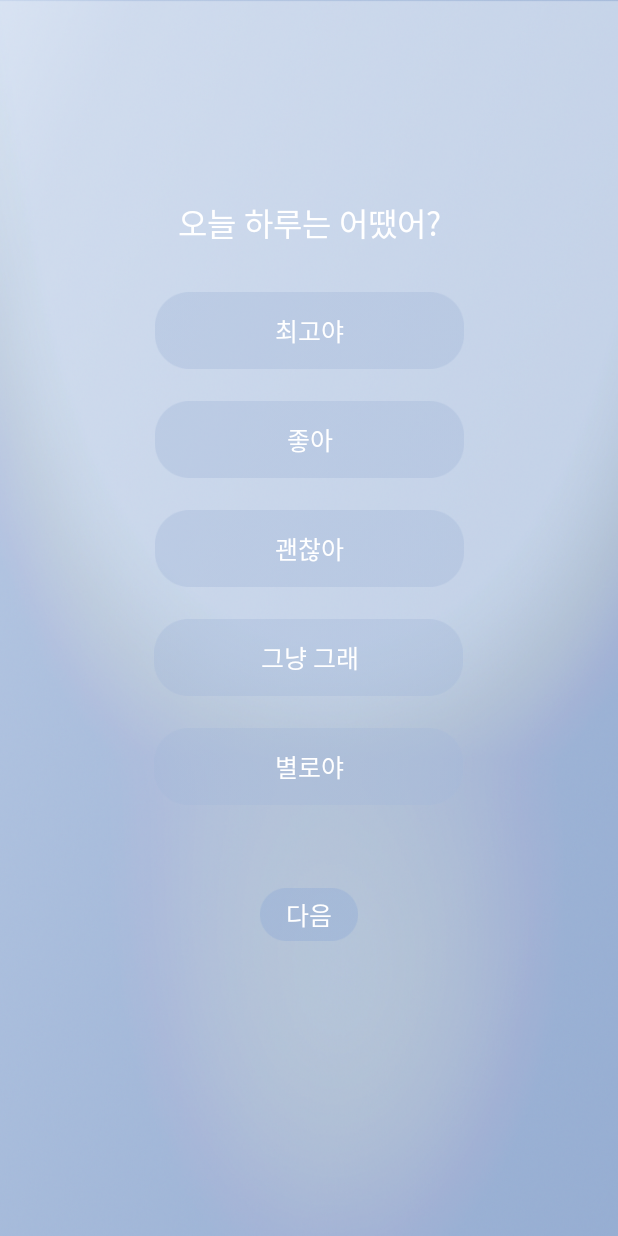
After one commit to IchiyaLuna/Hanjullo-Android-App, an Android app: the layout activity_daily_question.xml on its own in the app's theme, with its tools: preview values and no code run, on a phone screen of 412 x 824 dp. The commit adds this screen. Run offline under Robolectric (Android 15) with nearby library versions, the phone set to English and light mode, and no system bars.

Commit message:
Daily Question Activity

```diff
--- /dev/null
+++ b/app/src/main/java/com/hanjullo/hanjulloapp/DailyQuestionActivity.java
@@ -0,0 +1,14 @@
+package com.hanjullo.hanjulloapp;
+
+import androidx.appcompat.app.AppCompatActivity;
+
+import android.os.Bundle;
+
+public class DailyQuestionActivity extends AppCompatActivity {
+
+    @Override
+    protected void onCreate(Bundle savedInstanceState) {
+        super.onCreate(savedInstanceState);
+        setContentView(R.layout.activity_daily_question);
+    }
+}
--- /dev/null
+++ b/app/src/main/res/font/pretendardmediumfont.xml
@@ -0,0 +1,14 @@
+<?xml version="1.0" encoding="utf-8"?>
+
+<font-family xmlns:android="http://schemas.android.com/apk/res/android"
+    xmlns:app="http://schemas.android.com/apk/res-auto">
+
+    <font
+        android:fontStyle="normal"
+        android:fontWeight="400"
+        android:font="@font/pretendardmedium"
+        app:fontStyle="normal"
+        app:fontWeight="400"
+        app:font="@font/pretendardmedium"/>
+
+</font-family>
--- /dev/null
+++ b/app/src/main/res/layout/activity_daily_question.xml
@@ -0,0 +1,191 @@
+<?xml version="1.0" encoding="utf-8"?>
+<androidx.constraintlayout.widget.ConstraintLayout xmlns:android="http://schemas.android.com/apk/res/android"
+    xmlns:app="http://schemas.android.com/apk/res-auto"
+    xmlns:tools="http://schemas.android.com/tools"
+    android:layout_width="match_parent"
+    android:layout_height="match_parent"
+    android:background="@drawable/background"
+
+    tools:context=".DailyQuestionActivity">
+
+    <TextView
+        android:id="@+id/textView"
+        android:layout_width="296dp"
+        android:layout_height="28.5dp"
+        android:layout_marginTop="132dp"
+        android:fontFamily="@font/pretendardmedium"
+        android:gravity="center"
+        android:text="@string/question_today_text"
+
+        android:textColor="@color/white"
+        android:textSize="21sp"
+
+        app:layout_constraintEnd_toEndOf="parent"
+        app:layout_constraintStart_toStartOf="parent"
+        app:layout_constraintTop_toTopOf="parent" />
+
+    <ImageView
+        android:id="@+id/imageView"
+        android:layout_width="206dp"
+        android:layout_height="51dp"
+        android:layout_marginTop="34dp"
+        android:contentDescription="@string/answer_best"
+        app:layout_constraintEnd_toEndOf="parent"
+        app:layout_constraintStart_toStartOf="parent"
+        app:layout_constraintTop_toBottomOf="@+id/textView"
+        app:srcCompat="@drawable/daily_answer_bg" />
+
+    <ImageView
+        android:id="@+id/imageView2"
+        android:layout_width="206dp"
+        android:layout_height="51dp"
+        android:layout_marginTop="21dp"
+        android:contentDescription="@string/answer_good"
+        app:layout_constraintEnd_toEndOf="parent"
+        app:layout_constraintHorizontal_bias="0.502"
+        app:layout_constraintStart_toStartOf="parent"
+        app:layout_constraintTop_toBottomOf="@+id/imageView"
+        app:srcCompat="@drawable/daily_answer_bg" />
+
+    <ImageView
+        android:id="@+id/imageView3"
+        android:layout_width="206dp"
+        android:layout_height="51dp"
+        android:layout_marginTop="21dp"
+        android:contentDescription="@string/answer_nice"
+        app:layout_constraintEnd_toEndOf="parent"
+        app:layout_constraintHorizontal_bias="0.502"
+        app:layout_constraintStart_toStartOf="parent"
+        app:layout_constraintTop_toBottomOf="@+id/imageView2"
+        app:srcCompat="@drawable/daily_answer_bg" />
+
+    <ImageView
+        android:id="@+id/imageView4"
+        android:layout_width="206dp"
+        android:layout_height="51dp"
+        android:layout_marginTop="21dp"
+        android:contentDescription="@string/answer_not_bad"
+        app:layout_constraintEnd_toEndOf="parent"
+        app:layout_constraintHorizontal_bias="0.497"
+        app:layout_constraintStart_toStartOf="parent"
+        app:layout_constraintTop_toBottomOf="@+id/imageView3"
+        app:srcCompat="@drawable/daily_answer_bg" />
+
+    <ImageView
+        android:id="@+id/imageView5"
+        android:layout_width="206dp"
+        android:layout_height="51dp"
+        android:layout_marginTop="21dp"
+        android:contentDescription="@string/answer_bad"
+        app:layout_constraintEnd_toEndOf="parent"
+        app:layout_constraintHorizontal_bias="0.497"
+        app:layout_constraintStart_toStartOf="parent"
+        app:layout_constraintTop_toBottomOf="@+id/imageView4"
+        app:srcCompat="@drawable/daily_answer_bg" />
+
+    <ImageView
+        android:id="@+id/imageView7"
+        android:layout_width="66.5dp"
+        android:layout_height="35.3dp"
+        android:layout_marginTop="55dp"
+        android:contentDescription="@string/next_btn"
+        app:layout_constraintEnd_toEndOf="parent"
+        app:layout_constraintStart_toStartOf="parent"
+        app:layout_constraintTop_toBottomOf="@+id/imageView5"
+        app:srcCompat="@drawable/daily_next_btn_bg" />
+
+    <TextView
+        android:id="@+id/textView2"
+        android:layout_width="wrap_content"
+        android:layout_height="wrap_content"
+        android:fontFamily="@font/pretendard"
+        android:gravity="center"
+        android:text="@string/question_today_best"
+
+        android:textColor="@color/white"
+        android:textSize="16.7sp"
+        app:layout_constraintBottom_toBottomOf="@+id/imageView"
+        app:layout_constraintEnd_toEndOf="parent"
+        app:layout_constraintStart_toStartOf="parent"
+        app:layout_constraintTop_toTopOf="@+id/imageView" />
+
+    <TextView
+        android:id="@+id/textView3"
+        android:layout_width="wrap_content"
+        android:layout_height="wrap_content"
+        android:fontFamily="@font/pretendard"
+
+        android:gravity="center"
+        android:text="@string/question_today_good"
+        android:textColor="@color/white"
+        android:textSize="16.7sp"
+        app:layout_constraintBottom_toBottomOf="@+id/imageView2"
+        app:layout_constraintEnd_toEndOf="parent"
+        app:layout_constraintHorizontal_bias="0.501"
+        app:layout_constraintStart_toStartOf="parent"
+        app:layout_constraintTop_toTopOf="@+id/imageView2" />
+
+    <TextView
+        android:id="@+id/textView5"
+        android:layout_width="wrap_content"
+        android:layout_height="wrap_content"
+
+        android:fontFamily="@font/pretendard"
+        android:gravity="center"
+        android:text="@string/question_today_nice"
+        android:textColor="@color/white"
+        android:textSize="16.7sp"
+        app:layout_constraintBottom_toBottomOf="@+id/imageView3"
+        app:layout_constraintEnd_toEndOf="parent"
+        app:layout_constraintHorizontal_bias="0.501"
+        app:layout_constraintStart_toStartOf="parent"
+        app:layout_constraintTop_toTopOf="@+id/imageView3" />
+
+    <TextView
+        android:id="@+id/textView6"
+        android:layout_width="wrap_content"
+        android:layout_height="wrap_content"
+
+        android:fontFamily="@font/pretendard"
+        android:gravity="center"
+        android:text="@string/question_today_not_bad"
+        android:textColor="@color/white"
+        android:textSize="16.7sp"
+        app:layout_constraintBottom_toBottomOf="@+id/imageView4"
+        app:layout_constraintEnd_toEndOf="parent"
+        app:layout_constraintHorizontal_bias="0.501"
+        app:layout_constraintStart_toStartOf="parent"
+        app:layout_constraintTop_toTopOf="@+id/imageView4" />
+
+    <TextView
+        android:id="@+id/textView7"
+        android:layout_width="wrap_content"
+        android:layout_height="wrap_content"
+
+        android:fontFamily="@font/pretendard"
+        android:gravity="center"
+        android:text="@string/question_today_bad"
+        android:textColor="@color/white"
+        android:textSize="16.7sp"
+        app:layout_constraintBottom_toBottomOf="@+id/imageView5"
+        app:layout_constraintEnd_toEndOf="parent"
+        app:layout_constraintHorizontal_bias="0.501"
+        app:layout_constraintStart_toStartOf="parent"
+        app:layout_constraintTop_toTopOf="@+id/imageView5" />
+
+    <TextView
+        android:id="@+id/textView8"
+        android:layout_width="wrap_content"
+        android:layout_height="wrap_content"
+
+        android:fontFamily="@font/pretendard"
+        android:gravity="center"
+        android:text="@string/next_text"
+        android:textColor="@color/white"
+        android:textSize="16.7sp"
+        app:layout_constraintBottom_toBottomOf="@+id/imageView7"
+        app:layout_constraintEnd_toEndOf="parent"
+        app:layout_constraintStart_toStartOf="parent"
+        app:layout_constraintTop_toTopOf="@+id/imageView7" />
+
+</androidx.constraintlayout.widget.ConstraintLayout>
--- a/app/src/main/res/values/strings.xml
+++ b/app/src/main/res/values/strings.xml
@@ -33,4 +33,22 @@
     <string name="ranking_btn">RankingBtn</string>
     <string name="calendar_btn">CalendarBtn</string>
     <string name="setting_btn">SettingBtn</string>
+
+    <string name="question_today_text">오늘 하루는 어땠어?</string>
+
+    <string name="question_today_best">최고야</string>
+    <string name="question_today_good">좋아</string>
+    <string name="question_today_nice">괜찮아</string>
+    <string name="question_today_not_bad">그냥 그래</string>
+    <string name="question_today_bad">별로야</string>
+
+    <string name="next_text">다음</string>
+
+    <string name="answer_best">BestBtn</string>
+    <string name="answer_good">GoodBtn</string>
+    <string name="answer_nice">NiceBtn</string>
+    <string name="answer_not_bad">NotBadBtn</string>
+    <string name="answer_bad">BadBtn</string>
+
+    <string name="next_btn">NextBtn</string>
 </resources>
```
Also changed, not shown: app/src/main/res/drawable/daily_answer_bg.png (added), app/src/main/res/drawable/daily_next_btn_bg.png (added), 1 other file.
